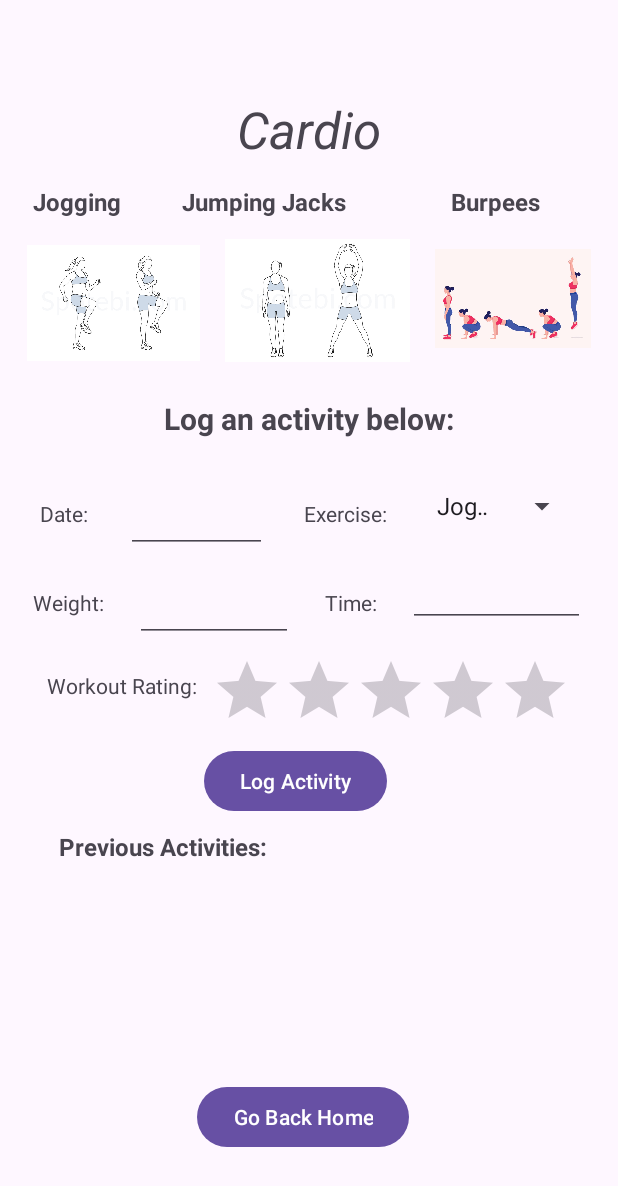
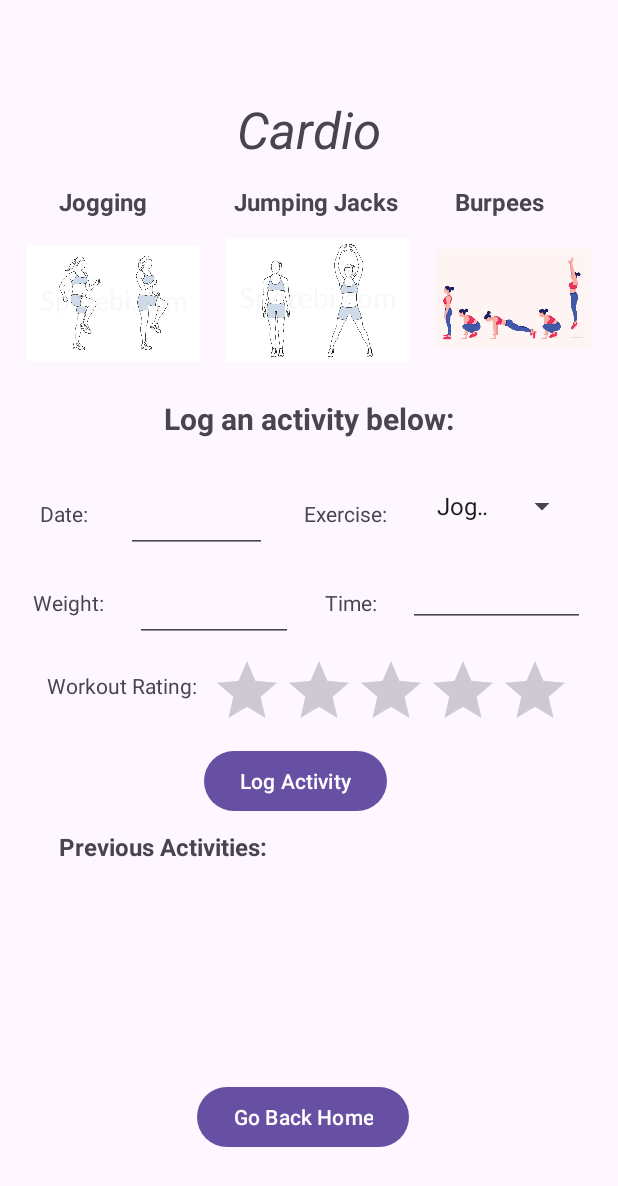
Before and after one commit to drefloyd/CIS-436-P4, an Android app: the CardioFragment screen opened through its navigation route, on a phone screen of 412 x 824 dp. Shown: the top 1186 px of the screen. Run offline under Robolectric (Android 15) with nearby library versions, the phone set to English and light mode, and no system bars.

Commit message:
Centering the text in cardio

```diff
--- a/app/src/main/res/layout/fragment_cardio.xml
+++ b/app/src/main/res/layout/fragment_cardio.xml
@@ -37,7 +37,6 @@
         android:layout_width="wrap_content"
         android:layout_height="wrap_content"
         android:layout_marginTop="76dp"
-        android:layout_marginEnd="50dp"
         android:text="Jumping Jacks"
         android:textSize="16sp"
         android:textStyle="bold"
@@ -87,7 +86,7 @@
         android:layout_width="wrap_content"
         android:layout_height="wrap_content"
         android:layout_marginTop="76dp"
-        android:layout_marginEnd="30dp"
+        android:layout_marginEnd="10dp"
         android:text="Burpees"
         android:textSize="16sp"
         android:textStyle="bold"
```
